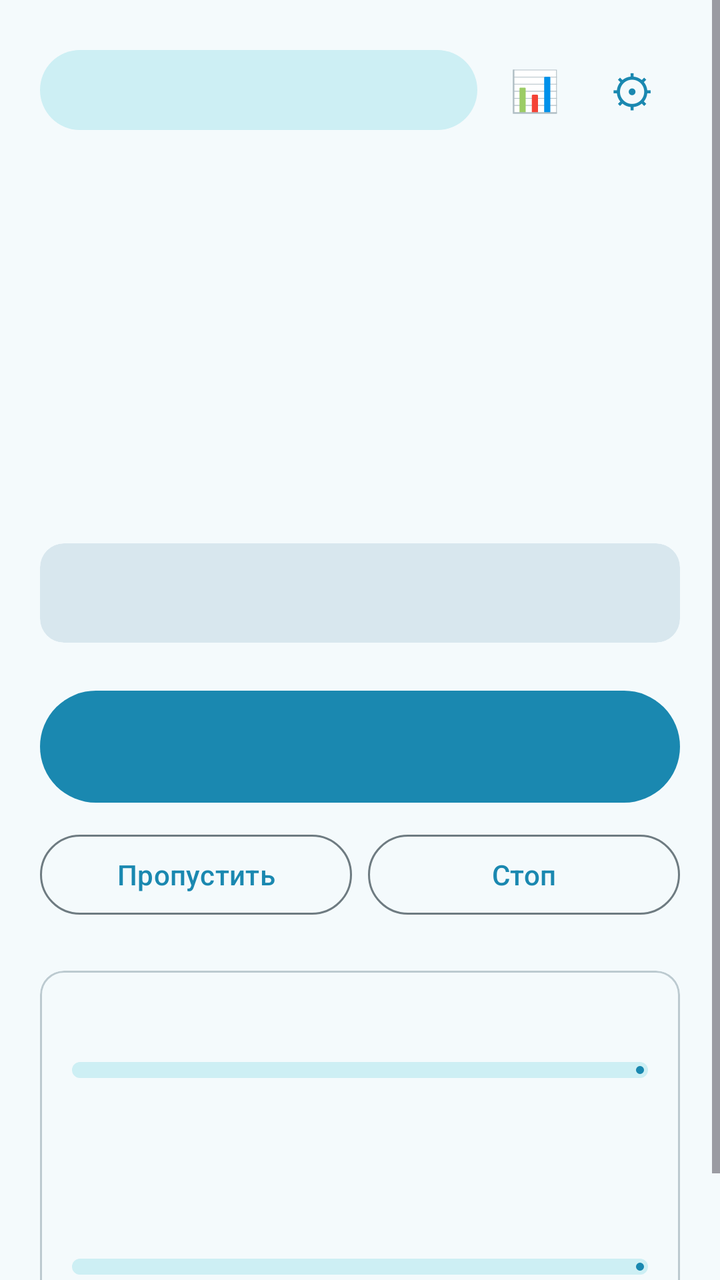
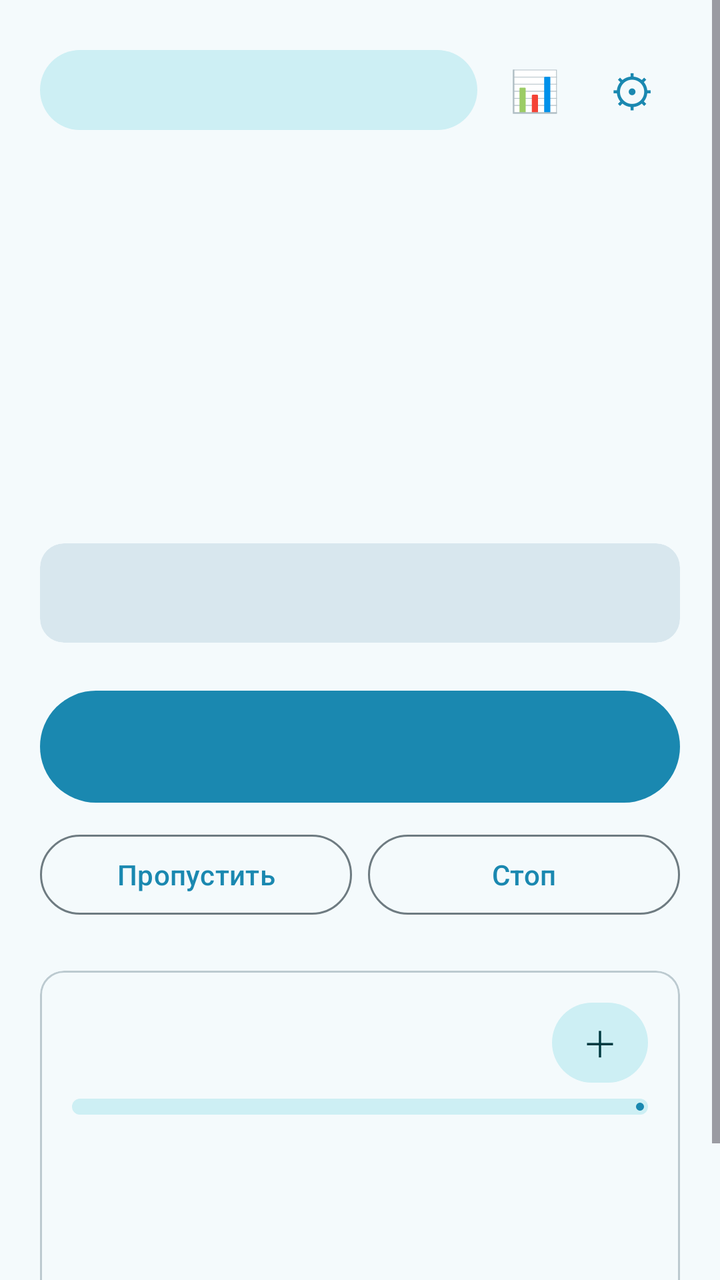

An Android layout rendered at two revisions. The XML below is the earlier revision; the diff shows what the commit changed to produce the second picture.
<!-- AndroidManifest.xml: application theme Theme.Pomo -->
<!-- res/layout/activity_main.xml -->
<?xml version="1.0" encoding="utf-8"?>
<ScrollView xmlns:android="http://schemas.android.com/apk/res/android"
    xmlns:app="http://schemas.android.com/apk/res-auto"
    android:layout_width="match_parent"
    android:layout_height="match_parent"
    android:fillViewport="true">

    <LinearLayout
        android:layout_width="match_parent"
        android:layout_height="wrap_content"
        android:orientation="vertical"
        android:padding="20dp">

        <LinearLayout
            android:layout_width="match_parent"
            android:layout_height="wrap_content"
            android:gravity="center_vertical"
            android:orientation="horizontal">

            <com.google.android.material.button.MaterialButton
                android:id="@+id/projectButton"
                style="@style/Widget.Material3.Button.TonalButton"
                android:layout_width="0dp"
                android:layout_height="wrap_content"
                android:layout_weight="1"
                android:ellipsize="end"
                android:gravity="start|center_vertical"
                android:maxLines="1" />

            <com.google.android.material.button.MaterialButton
                android:id="@+id/statsButton"
                style="@style/Widget.Material3.Button.TextButton"
                android:layout_width="wrap_content"
                android:layout_height="wrap_content"
                android:layout_marginStart="4dp"
                android:minWidth="48dp"
                android:text="📊"
                android:textSize="20sp" />

            <com.google.android.material.button.MaterialButton
                android:id="@+id/settingsButton"
                style="@style/Widget.Material3.Button.TextButton"
                android:layout_width="wrap_content"
                android:layout_height="wrap_content"
                android:minWidth="48dp"
                android:text="⚙"
                android:textSize="22sp" />
        </LinearLayout>

        <TextView
            android:id="@+id/phaseText"
            android:layout_width="match_parent"
            android:layout_height="wrap_content"
            android:layout_marginTop="28dp"
            android:gravity="center"
            android:textSize="20sp"
            android:textStyle="bold" />

        <TextView
            android:id="@+id/timerText"
            android:layout_width="match_parent"
            android:layout_height="wrap_content"
            android:fontFamily="monospace"
            android:gravity="center"
            android:textSize="76sp"
            android:textStyle="bold" />

        <TextView
            android:id="@+id/cycleText"
            android:layout_width="match_parent"
            android:layout_height="wrap_content"
            android:gravity="center"
            android:letterSpacing="0.3"
            android:textSize="22sp" />

        <com.google.android.material.card.MaterialCardView
            android:id="@+id/messageCard"
            style="@style/Widget.Material3.CardView.Filled"
            android:layout_width="match_parent"
            android:layout_height="wrap_content"
            android:layout_marginTop="16dp">

            <TextView
                android:id="@+id/messageText"
                android:layout_width="match_parent"
                android:layout_height="wrap_content"
                android:gravity="center"
                android:lineSpacingExtra="3dp"
                android:padding="14dp"
                android:textSize="16sp" />
        </com.google.android.material.card.MaterialCardView>

        <com.google.android.material.button.MaterialButton
            android:id="@+id/mainButton"
            android:layout_width="match_parent"
            android:layout_height="64dp"
            android:layout_marginTop="20dp"
            android:textSize="18sp" />

        <LinearLayout
            android:layout_width="match_parent"
            android:layout_height="wrap_content"
            android:layout_marginTop="8dp"
            android:orientation="horizontal">

            <com.google.android.material.button.MaterialButton
                android:id="@+id/skipButton"
                style="@style/Widget.Material3.Button.OutlinedButton"
                android:layout_width="0dp"
                android:layout_height="wrap_content"
                android:layout_marginEnd="4dp"
                android:layout_weight="1"
                android:text="Пропустить" />

            <com.google.android.material.button.MaterialButton
                android:id="@+id/stopButton"
                style="@style/Widget.Material3.Button.OutlinedButton"
                android:layout_width="0dp"
                android:layout_height="wrap_content"
                android:layout_marginStart="4dp"
                android:layout_weight="1"
                android:text="Стоп" />
        </LinearLayout>

        <com.google.android.material.card.MaterialCardView
            android:layout_width="match_parent"
            android:layout_height="wrap_content"
            android:layout_marginTop="24dp">

            <LinearLayout
                android:layout_width="match_parent"
                android:layout_height="wrap_content"
                android:orientation="vertical"
                android:padding="16dp">

                <TextView
                    android:id="@+id/todayText"
                    android:layout_width="wrap_content"
                    android:layout_height="wrap_content"
                    android:textSize="16sp"
                    android:textStyle="bold" />

                <com.google.android.material.progressindicator.LinearProgressIndicator
                    android:id="@+id/dailyProgress"
                    android:layout_width="match_parent"
                    android:layout_height="wrap_content"
                    android:layout_marginTop="8dp"
                    android:max="1000"
                    app:trackCornerRadius="4dp"
                    app:trackThickness="8dp" />

                <TextView
                    android:id="@+id/todayDetails"
                    android:layout_width="wrap_content"
                    android:layout_height="wrap_content"
                    android:layout_marginTop="6dp"
                    android:alpha="0.75"
                    android:textSize="14sp" />

                <TextView
                    android:id="@+id/weekText"
                    android:layout_width="wrap_content"
                    android:layout_height="wrap_content"
                    android:layout_marginTop="2dp"
                    android:alpha="0.75"
                    android:textSize="14sp" />

                <TextView
                    android:id="@+id/bigGoalText"
                    android:layout_width="wrap_content"
                    android:layout_height="wrap_content"
                    android:layout_marginTop="16dp"
                    android:textSize="15sp"
                    android:textStyle="bold" />

                <com.google.android.material.progressindicator.LinearProgressIndicator
                    android:id="@+id/bigProgress"
                    android:layout_width="match_parent"
                    android:layout_height="wrap_content"
                    android:layout_marginTop="8dp"
                    android:max="1000"
                    app:trackCornerRadius="4dp"
                    app:trackThickness="8dp" />

                <TextView
                    android:id="@+id/bigGoalDetails"
                    android:layout_width="wrap_content"
                    android:layout_height="wrap_content"
                    android:layout_marginTop="6dp"
                    android:alpha="0.75"
                    android:textSize="14sp" />
            </LinearLayout>
        </com.google.android.material.card.MaterialCardView>
    </LinearLayout>
</ScrollView>
<!-- resources referenced by this layout -->
<resources>
  <style name="Theme.Pomo" parent="Theme.Material3.DayNight.NoActionBar">
          <item name="colorPrimary">#1A88B0</item>
          <item name="colorOnPrimary">#FFFFFF</item>
          <item name="colorPrimaryContainer">#C4E9F7</item>
          <item name="colorOnPrimaryContainer">#00354A</item>
          <item name="colorPrimaryInverse">#7DD0EE</item>
  
          <item name="colorSecondary">#169A8E</item>
          <item name="colorOnSecondary">#FFFFFF</item>
          <item name="colorSecondaryContainer">#CDEFF4</item>
          <item name="colorOnSecondaryContainer">#003A40</item>
  
          <item name="colorTertiary">#3F7FBF</item>
          <item name="colorOnTertiary">#FFFFFF</item>
          <item name="colorTertiaryContainer">#D6E6FA</item>
          <item name="colorOnTertiaryContainer">#0E2F52</item>
  
          <item name="android:colorBackground">#F4FAFC</item>
          <item name="colorOnBackground">#151C1F</item>
          <item name="colorSurface">#F4FAFC</item>
          <item name="colorOnSurface">#151C1F</item>
          <item name="colorSurfaceVariant">#DAE7ED</item>
          <item name="colorOnSurfaceVariant">#3E4A50</item>
          <item name="colorSurfaceInverse">#2A3134</item>
          <item name="colorOnSurfaceInverse">#EBF2F5</item>
          <item name="colorSurfaceContainerLowest">#FFFFFF</item>
          <item name="colorSurfaceContainerLow">#EBF5F9</item>
          <item name="colorSurfaceContainer">#E5F1F6</item>
          <item name="colorSurfaceContainerHigh">#DFECF2</item>
          <item name="colorSurfaceContainerHighest">#D8E7EE</item>
          <item name="colorSurfaceDim">#D2E0E6</item>
          <item name="colorSurfaceBright">#F4FAFC</item>
          <item name="colorOutline">#6E7B81</item>
          <item name="colorOutlineVariant">#BCCAD0</item>
  
          <item name="android:statusBarColor">#F4FAFC</item>
          <item name="android:windowLightStatusBar">true</item>
          <item name="android:navigationBarColor">#F4FAFC</item>
      </style>
</resources>

<!-- the commit's change to res/layout/activity_main.xml (unified diff, before → after) -->
@@ -133,12 +133,33 @@
                 android:orientation="vertical"
                 android:padding="16dp">
 
-                <TextView
-                    android:id="@+id/todayText"
-                    android:layout_width="wrap_content"
-                    android:layout_height="wrap_content"
-                    android:textSize="16sp"
-                    android:textStyle="bold" />
+                <LinearLayout
+                    android:layout_width="match_parent"
+                    android:layout_height="wrap_content"
+                    android:gravity="center_vertical"
+                    android:orientation="horizontal">
+
+                    <TextView
+                        android:id="@+id/todayText"
+                        android:layout_width="0dp"
+                        android:layout_height="wrap_content"
+                        android:layout_weight="1"
+                        android:textSize="16sp"
+                        android:textStyle="bold" />
+
+                    <com.google.android.material.button.MaterialButton
+                        android:id="@+id/addTimeButton"
+                        style="@style/Widget.Material3.Button.TonalButton"
+                        android:layout_width="wrap_content"
+                        android:layout_height="40dp"
+                        android:insetTop="0dp"
+                        android:insetBottom="0dp"
+                        android:minWidth="48dp"
+                        android:paddingStart="12dp"
+                        android:paddingEnd="12dp"
+                        android:text="＋"
+                        android:textSize="18sp" />
+                </LinearLayout>
 
                 <com.google.android.material.progressindicator.LinearProgressIndicator
                     android:id="@+id/dailyProgress"
